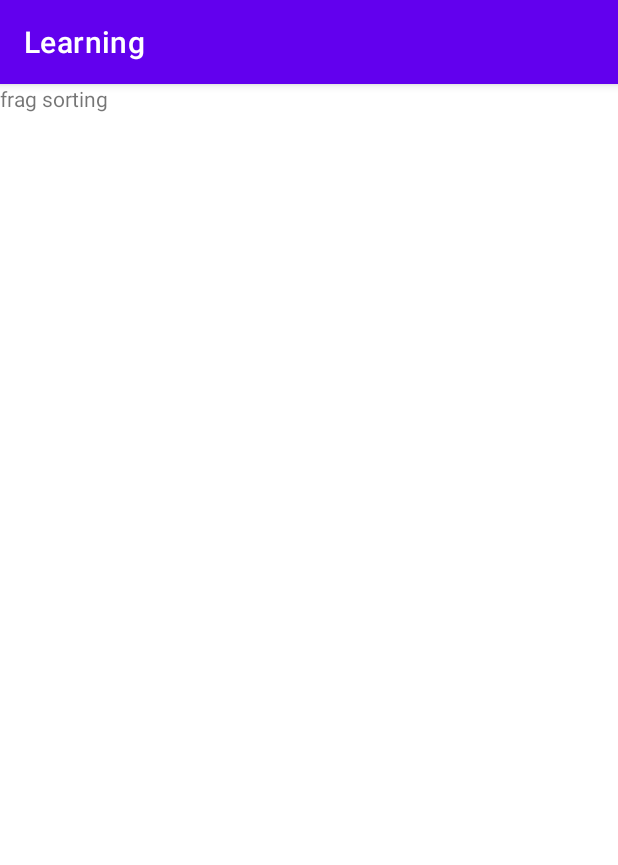
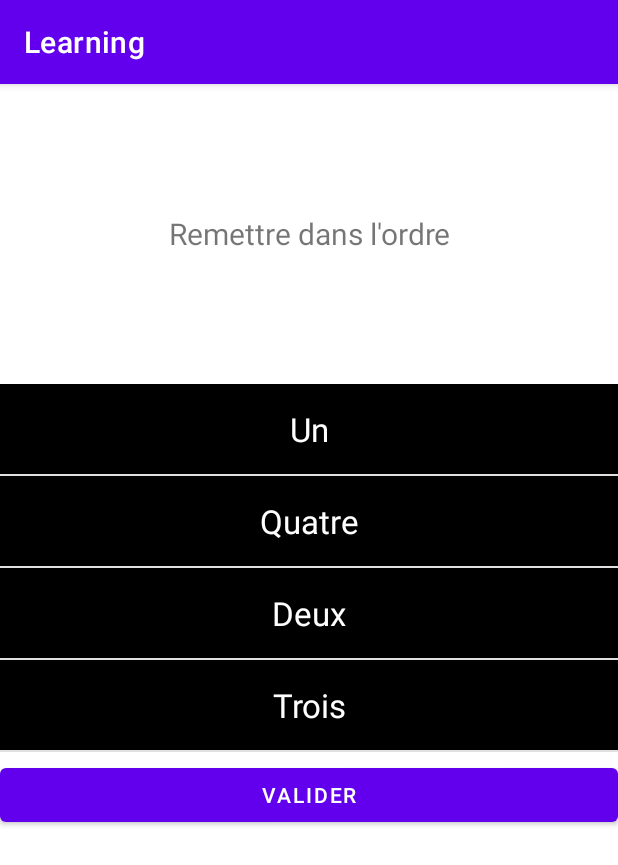
Before and after one commit to Liva-Jonathan/learning-app, an Android app: the fragment SortingFragment placed in its activity, on a phone screen of 412 x 824 dp. Shown: the top 865 px of the screen. Run offline under Robolectric (Android 15) with nearby library versions, the phone set to English and light mode, and no system bars; 2 statements that could not run were skipped.

Commit message:
sorting exercice

```diff
--- a/Learning/app/src/main/java/com/example/learning/fragment/SortingFragment.java
+++ b/Learning/app/src/main/java/com/example/learning/fragment/SortingFragment.java
@@ -1,66 +1,86 @@
 package com.example.learning.fragment;
 
+import android.content.Context;
 import android.os.Bundle;
 
+import androidx.annotation.NonNull;
 import androidx.fragment.app.Fragment;
+import androidx.recyclerview.widget.DividerItemDecoration;
+import androidx.recyclerview.widget.ItemTouchHelper;
+import androidx.recyclerview.widget.RecyclerView;
 
+import android.util.Log;
 import android.view.LayoutInflater;
 import android.view.View;
 import android.view.ViewGroup;
+import android.widget.Button;
 
 import com.example.learning.R;
+import com.example.learning.model.Theme;
+import com.example.learning.utils.RecyclerAdapter;
 
-/**
- * A simple {@link Fragment} subclass.
- * Use the {@link SortingFragment#newInstance} factory method to
- * create an instance of this fragment.
- */
+import java.util.ArrayList;
+import java.util.Collections;
+import java.util.List;
+
 public class SortingFragment extends Fragment {
+    RecyclerView recyclerView;
+    RecyclerAdapter recyclerAdapter;
+    Button submitSorting;
 
-    // TODO: Rename parameter arguments, choose names that match
-    // the fragment initialization parameters, e.g. ARG_ITEM_NUMBER
-    private static final String ARG_PARAM1 = "param1";
-    private static final String ARG_PARAM2 = "param2";
-
-    // TODO: Rename and change types of parameters
-    private String mParam1;
-    private String mParam2;
-
-    public SortingFragment() {
-        // Required empty public constructor
-    }
-
-    /**
-     * Use this factory method to create a new instance of
-     * this fragment using the provided parameters.
-     *
-     * @param param1 Parameter 1.
-     * @param param2 Parameter 2.
-     * @return A new instance of fragment SortingFragment.
-     */
-    // TODO: Rename and change types and number of parameters
-    public static SortingFragment newInstance(String param1, String param2) {
-        SortingFragment fragment = new SortingFragment();
-        Bundle args = new Bundle();
-        args.putString(ARG_PARAM1, param1);
-        args.putString(ARG_PARAM2, param2);
-        fragment.setArguments(args);
-        return fragment;
-    }
-
-    @Override
-    public void onCreate(Bundle savedInstanceState) {
-        super.onCreate(savedInstanceState);
-        if (getArguments() != null) {
-            mParam1 = getArguments().getString(ARG_PARAM1);
-            mParam2 = getArguments().getString(ARG_PARAM2);
-        }
-    }
-
+    List<Theme> themeList;
     @Override
     public View onCreateView(LayoutInflater inflater, ViewGroup container,
                              Bundle savedInstanceState) {
         // Inflate the layout for this fragment
-        return inflater.inflate(R.layout.fragment_sorting, container, false);
+        View rootView = inflater.inflate(R.layout.fragment_sorting, container, false);
+
+        themeList = new ArrayList<Theme>();
+        themeList.add(new Theme("Un", "chiffre_un", "chiffre_un"));
+        themeList.add(new Theme("Quatre", "chiffre_quatre", "chiffre_quatre"));
+        themeList.add(new Theme("Deux", "chiffre_deux", "chiffre_deux"));
+        themeList.add(new Theme("Trois", "chiffre_trois", "chiffre_trois"));
+
+        recyclerView = rootView.findViewById(R.id.recyclerView);
+        submitSorting = (Button) rootView.findViewById(R.id.submitSorting);
+        submit();
+        recyclerAdapter = new RecyclerAdapter(themeList);
+//        recyclerView.setLayoutManager(new LinearLayoutManager(this));
+        recyclerView.setAdapter(recyclerAdapter);
+
+        DividerItemDecoration dividerItemDecoration = new DividerItemDecoration(this.getContext(), DividerItemDecoration.VERTICAL);
+        recyclerView.addItemDecoration(dividerItemDecoration);
+
+        ItemTouchHelper itemTouchHelper = new ItemTouchHelper(simpleCallback);
+        itemTouchHelper.attachToRecyclerView(recyclerView);
+
+        return rootView;
+    }
+
+    ItemTouchHelper.SimpleCallback simpleCallback = new ItemTouchHelper.SimpleCallback(ItemTouchHelper.UP | ItemTouchHelper.DOWN | ItemTouchHelper.START | ItemTouchHelper.END, 0) {
+        @Override
+        public boolean onMove(@NonNull RecyclerView recyclerView, @NonNull RecyclerView.ViewHolder viewHolder, @NonNull RecyclerView.ViewHolder target) {
+
+            int fromPosition = viewHolder.getAdapterPosition();
+            int toPosition = target.getAdapterPosition();
+            Collections.swap(themeList, fromPosition, toPosition);
+            recyclerView.getAdapter().notifyItemMoved(fromPosition, toPosition);
+            return false;
+        }
+
+        @Override
+        public void onSwiped(@NonNull RecyclerView.ViewHolder viewHolder, int direction) {
+
+        }
+    };
+
+    private void submit(){
+        this.submitSorting.setOnClickListener(new View.OnClickListener(){
+            public void onClick(View v){
+                for(int i = 0; i<themeList.size(); i++){
+                    Log.println(Log.VERBOSE, "RESULTSORTING", "==== C "+themeList.get(i).getLibelle());
+                }
+            }
+        });
     }
 }
--- /dev/null
+++ b/Learning/app/src/main/java/com/example/learning/utils/RecyclerAdapter.java
@@ -0,0 +1,64 @@
+package com.example.learning.utils;
+
+import android.view.LayoutInflater;
+import android.view.View;
+import android.view.ViewGroup;
+import android.widget.ImageView;
+import android.widget.TextView;
+import android.widget.Toast;
+
+import androidx.annotation.NonNull;
+import androidx.recyclerview.widget.RecyclerView;
+
+import com.example.learning.R;
+import com.example.learning.model.Theme;
+
+import java.util.List;
+
+public class RecyclerAdapter extends RecyclerView.Adapter<RecyclerAdapter.ViewHolder> {
+
+    private static final String TAG = "RecyclerAdapter";
+    List<Theme> themeList;
+
+    public RecyclerAdapter(List<Theme> themeList) {
+        this.themeList = themeList;
+    }
+
+    @NonNull
+    @Override
+    public ViewHolder onCreateViewHolder(@NonNull ViewGroup parent, int viewType) {
+        LayoutInflater layoutInflater = LayoutInflater.from(parent.getContext());
+        View view = layoutInflater.inflate(R.layout.row_item, parent, false);
+        ViewHolder viewHolder = new ViewHolder(view);
+        return viewHolder;
+    }
+
+    @Override
+    public void onBindViewHolder(@NonNull ViewHolder holder, int position) {
+        holder.textView.setText(themeList.get(position).getLibelle());
+    }
+
+    @Override
+    public int getItemCount() {
+        return themeList.size();
+    }
+
+    class ViewHolder extends RecyclerView.ViewHolder implements View.OnClickListener {
+
+        TextView textView;
+
+        public ViewHolder(@NonNull View itemView) {
+            super(itemView);
+
+            textView = itemView.findViewById(R.id.textView);
+
+            itemView.setOnClickListener(this);
+
+        }
+
+        @Override
+        public void onClick(View view) {
+            Toast.makeText(view.getContext(), themeList.get(getAdapterPosition()).getLibelle(), Toast.LENGTH_SHORT).show();
+        }
+    }
+}
--- a/Learning/app/src/main/res/layout/fragment_sorting.xml
+++ b/Learning/app/src/main/res/layout/fragment_sorting.xml
@@ -1,14 +1,50 @@
 <?xml version="1.0" encoding="utf-8"?>
-<FrameLayout xmlns:android="http://schemas.android.com/apk/res/android"
+<androidx.constraintlayout.widget.ConstraintLayout xmlns:android="http://schemas.android.com/apk/res/android"
     xmlns:tools="http://schemas.android.com/tools"
+    xmlns:app="http://schemas.android.com/apk/res-auto"
+    android:id="@+id/dropLayout"
     android:layout_width="match_parent"
     android:layout_height="match_parent"
     tools:context=".fragment.SortingFragment">
 
-    <!-- TODO: Update blank fragment layout -->
-    <TextView
+
+    <androidx.constraintlayout.widget.ConstraintLayout
+        android:id="@+id/constraintLayout"
         android:layout_width="match_parent"
-        android:layout_height="match_parent"
-        android:text="frag sorting" />
+        android:layout_height="200dp">
 
-</FrameLayout>
+        <TextView
+            android:id="@+id/textSorting"
+            android:layout_width="match_parent"
+            android:layout_height="match_parent"
+            android:gravity="center"
+            android:text="Remettre dans l'ordre"
+            android:textSize="20sp" />
+    </androidx.constraintlayout.widget.ConstraintLayout>
+
+    <androidx.recyclerview.widget.RecyclerView
+        android:id="@+id/recyclerView"
+        android:layout_width="0dp"
+        android:layout_height="250dp"
+        app:layoutManager="androidx.recyclerview.widget.LinearLayoutManager"
+        app:layout_constraintEnd_toEndOf="parent"
+        app:layout_constraintHorizontal_bias="0.0"
+        app:layout_constraintStart_toStartOf="parent"
+        app:layout_constraintTop_toBottomOf="@+id/constraintLayout" />
+
+    <androidx.constraintlayout.widget.ConstraintLayout
+        android:layout_width="match_parent"
+        android:layout_height="250dp"
+        app:layout_constraintTop_toBottomOf="@+id/recyclerView"
+        tools:layout_editor_absoluteX="0dp">
+
+        <Button
+            android:id="@+id/submitSorting"
+            android:layout_width="match_parent"
+            android:layout_height="wrap_content"
+            android:gravity="center"
+            android:text="Valider"
+            tools:layout_editor_absoluteX="0dp"
+            tools:layout_editor_absoluteY="136dp" />
+    </androidx.constraintlayout.widget.ConstraintLayout>
+</androidx.constraintlayout.widget.ConstraintLayout>
--- /dev/null
+++ b/Learning/app/src/main/res/layout/row_item.xml
@@ -0,0 +1,23 @@
+<?xml version="1.0" encoding="utf-8"?>
+<androidx.constraintlayout.widget.ConstraintLayout xmlns:android="http://schemas.android.com/apk/res/android"
+    xmlns:app="http://schemas.android.com/apk/res-auto"
+    xmlns:tools="http://schemas.android.com/tools"
+    android:layout_width="match_parent"
+    android:layout_height="wrap_content"
+    android:background="@color/black"
+    android:foreground="?attr/selectableItemBackground">
+
+    <TextView
+        android:id="@+id/textView"
+        android:layout_width="0dp"
+        android:layout_height="60dp"
+        android:background="#00A31414"
+        android:gravity="center"
+        android:text="TextView"
+        android:textAppearance="@style/TextAppearance.AppCompat.Large"
+        android:textColor="#FFFFFF"
+        app:layout_constraintEnd_toEndOf="parent"
+        app:layout_constraintStart_toStartOf="parent"
+        tools:layout_editor_absoluteY="32dp" />
+
+</androidx.constraintlayout.widget.ConstraintLayout>
```
